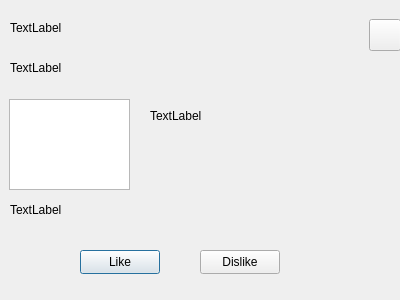
First picture: the form in third.ui, repository YupiSoftwarePunk/Flirt-Finder, before the edit.
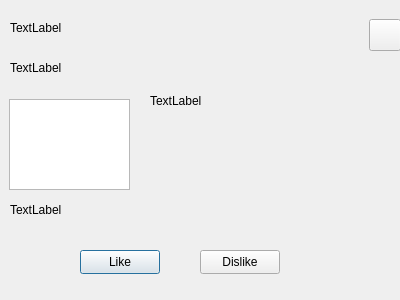
Second picture: the form after the edit. Icons and pictures are not drawn.

```diff
--- a/third.ui
+++ b/third.ui
@@ -22,7 +22,7 @@
      <x>150</x>
      <y>10</y>
      <width>231</width>
-     <height>211</height>
+     <height>181</height>
     </rect>
    </property>
    <property name="text">
@@ -60,7 +60,7 @@
     <rect>
      <x>10</x>
      <y>200</y>
-     <width>111</width>
+     <width>271</width>
      <height>20</height>
     </rect>
    </property>
```
Left out of the diff: 2 changed lines with no effect on the pictures.
